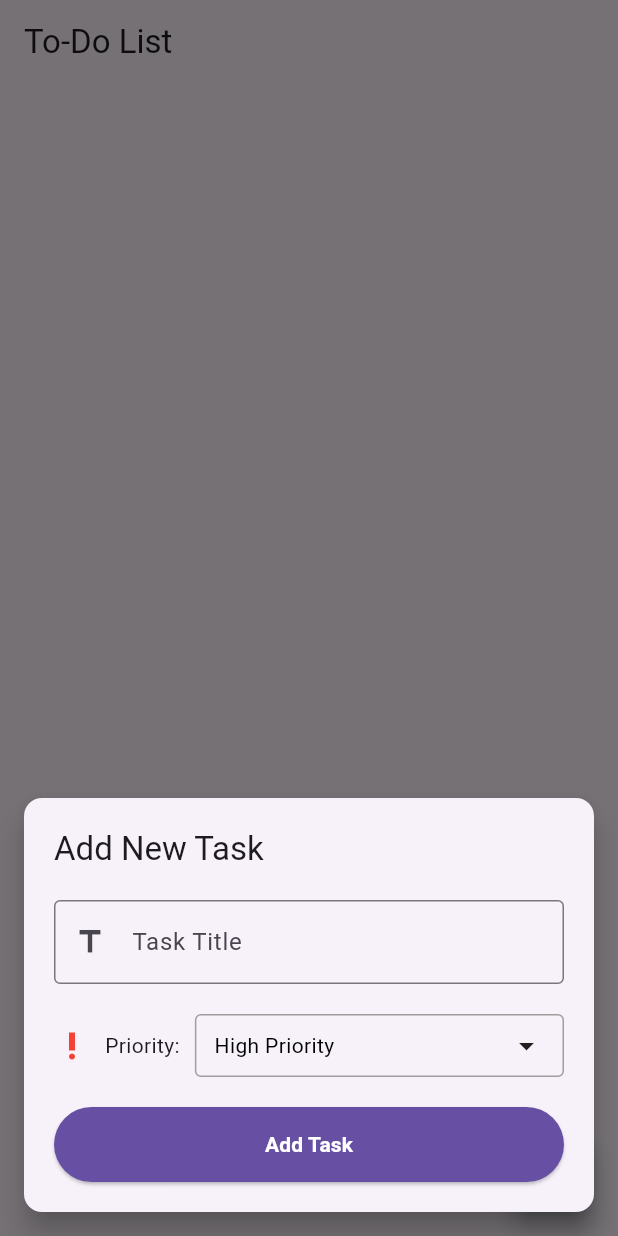
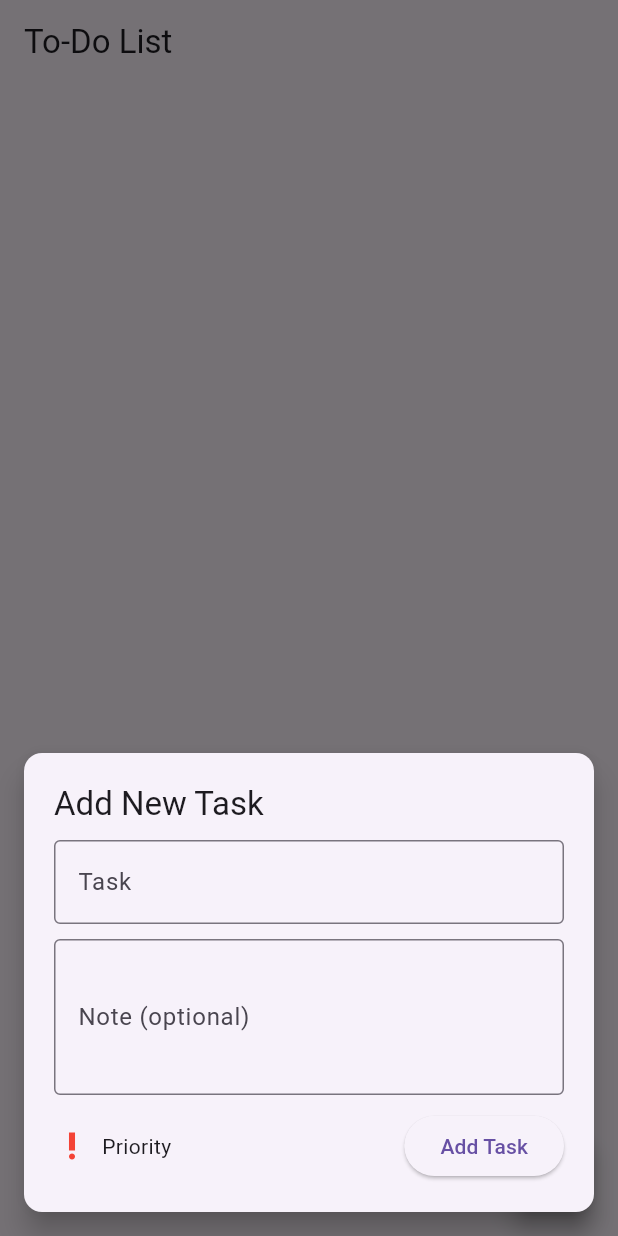
Before and after one commit to CodeRohanDev/To-Do-list-Flutter-App, a Flutter app: the screen it shows after launch, after a tap on the "add" icon, on a phone screen of 412 x 824 dp. Run offline on Flutter 3.47's test engine with Material 3 defaults, Android fonts, the phone set to English and light mode, and no system bars; our stand-ins replace shared_preferences.

Commit message:
note on the task is now added

```diff
--- a/lib/models/task.dart
+++ b/lib/models/task.dart
@@ -1,14 +1,14 @@
-import 'dart:convert';
-
 class Task {
   final String title;
   final int priority;
   bool isCompleted;
+  String note;
 
   Task({
     required this.title,
     required this.priority,
     this.isCompleted = false,
+    this.note = '',
   });
 
   factory Task.fromJson(Map<String, dynamic> json) {
@@ -16,6 +16,7 @@ class Task {
       title: json['title'],
       priority: json['priority'],
       isCompleted: json['isCompleted'],
+      note: json['note'] ?? '',
     );
   }
 
@@ -24,6 +25,7 @@ class Task {
       'title': title,
       'priority': priority,
       'isCompleted': isCompleted,
+      'note': note,
     };
   }
 }
--- a/lib/providers/task_provider.dart
+++ b/lib/providers/task_provider.dart
@@ -2,7 +2,6 @@ import 'dart:convert'; // For JSON encoding and decoding
 import 'package:flutter/material.dart';
 import 'package:shared_preferences/shared_preferences.dart';
 import 'package:todo_list/models/task.dart';
-import 'dart:convert';
 
 class TaskProvider with ChangeNotifier {
   List<Task> _tasks = [];
@@ -30,8 +29,8 @@ class TaskProvider with ChangeNotifier {
     prefs.setString('tasks', tasksJson);
   }
 
-  void addTask(String title, int priority) {
-    _tasks.add(Task(title: title, priority: priority));
+  void addTask(String title, int priority, String note) {
+    _tasks.add(Task(title: title, priority: priority, note: note));
     _sortTasks();
     _saveTasks();
     notifyListeners();
@@ -39,6 +38,12 @@ class TaskProvider with ChangeNotifier {
 
   void toggleTaskCompletion(int index) {
     _tasks[index].isCompleted = !_tasks[index].isCompleted;
+    _saveTasks();
+    notifyListeners();
+  }
+
+  void updateTaskNote(int index, String note) {
+    _tasks[index].note = note;
     _saveTasks();
     notifyListeners();
   }
--- a/lib/screens/home_screen.dart
+++ b/lib/screens/home_screen.dart
@@ -13,6 +13,7 @@ class HomeScreen extends StatefulWidget {
 class _HomeScreenState extends State<HomeScreen>
     with SingleTickerProviderStateMixin {
   final TextEditingController _taskController = TextEditingController();
+  final TextEditingController _noteController = TextEditingController();
   final _formKey = GlobalKey<FormState>(); // Key for form validation
   int _selectedPriority = 1; // Default priority (High)
   late AnimationController _animationController;
@@ -30,6 +31,7 @@ class _HomeScreenState extends State<HomeScreen>
   void dispose() {
     _animationController.dispose();
     _taskController.dispose();
+    _noteController.dispose();
     super.dispose();
   }
 
@@ -75,121 +77,104 @@ class _HomeScreenState extends State<HomeScreen>
                           'Add New Task',
                           style: Theme.of(context).textTheme.titleLarge,
                         ),
-                        SizedBox(height: 20),
+                        SizedBox(height: 10.0),
                         TextFormField(
                           controller: _taskController,
                           decoration: InputDecoration(
+                            labelText: 'Task',
                             border: OutlineInputBorder(),
-                            labelText: 'Task Title',
-                            prefixIcon: Icon(Icons.title),
                           ),
                           validator: (value) {
                             if (value == null || value.isEmpty) {
-                              return 'Please enter a task title';
+                              return 'Please enter a task';
                             }
                             return null;
                           },
                         ),
-                        SizedBox(height: 20),
+                        SizedBox(height: 10.0),
+                        TextFormField(
+                          controller: _noteController,
+                          decoration: InputDecoration(
+                            labelText: 'Note (optional)',
+                            border: OutlineInputBorder(),
+                          ),
+                          maxLines: 3,
+                        ),
+                        SizedBox(height: 10.0),
                         Row(
+                          mainAxisAlignment: MainAxisAlignment.spaceBetween,
                           children: [
-                            Icon(Icons.priority_high, color: Colors.red),
-                            SizedBox(width: 10),
-                            Text('Priority:'),
-                            SizedBox(width: 10),
-                            Expanded(
-                              child: PopupMenuButton<int>(
-                                onSelected: (int value) {
+                            PopupMenuButton<int>(
+                              onSelected: (value) {
                                 setState(() {
                                   _selectedPriority = value;
                                 });
                               },
-                                itemBuilder: (BuildContext context) =>
-                                    <PopupMenuEntry<int>>[
-                                  PopupMenuItem<int>(
+                              itemBuilder: (context) => [
+                                PopupMenuItem(
                                   value: 1,
                                   child: Row(
                                     children: [
                                       Icon(Icons.priority_high,
                                           color: Colors.red),
-                                        SizedBox(width: 10),
-                                        Text('High Priority'),
+                                      SizedBox(width: 8.0),
+                                      Text('High'),
                                     ],
                                   ),
                                 ),
-                                  PopupMenuItem<int>(
+                                PopupMenuItem(
                                   value: 2,
                                   child: Row(
                                     children: [
                                       Icon(Icons.priority_high,
                                           color: Colors.orange),
-                                        SizedBox(width: 10),
-                                        Text('Medium Priority'),
+                                      SizedBox(width: 8.0),
+                                      Text('Medium'),
                                     ],
                                   ),
                                 ),
-                                  PopupMenuItem<int>(
+                                PopupMenuItem(
                                   value: 3,
                                   child: Row(
                                     children: [
                                       Icon(Icons.priority_high,
                                           color: Colors.green),
-                                        SizedBox(width: 10),
-                                        Text('Low Priority'),
+                                      SizedBox(width: 8.0),
+                                      Text('Low'),
                                     ],
                                   ),
                                 ),
                               ],
-                                child: Container(
-                                  padding: EdgeInsets.symmetric(
-                                      vertical: 8.0, horizontal: 12.0),
-                                  decoration: BoxDecoration(
-                                    border: Border.all(color: Colors.grey),
-                                    borderRadius: BorderRadius.circular(4.0),
+                              child: Row(
+                                children: [
+                                  Icon(
+                                    Icons.priority_high,
+                                    color: _getPriorityColor(_selectedPriority),
                                   ),
-                                  child: Row(
-                                    mainAxisAlignment:
-                                        MainAxisAlignment.spaceBetween,
-                                    children: [
-                                      Text(
-                                        _getPriorityText(_selectedPriority),
-                                        style: TextStyle(color: Colors.black),
-                                      ),
-                                      Icon(Icons.arrow_drop_down),
+                                  SizedBox(width: 8.0),
+                                  Text('Priority'),
                                 ],
                               ),
                             ),
-                              ),
+                            ElevatedButton(
+                              onPressed: () {
+                                if (_formKey.currentState!.validate()) {
+                                  final taskProvider =
+                                      Provider.of<TaskProvider>(context,
+                                          listen: false);
+                                  taskProvider.addTask(
+                                    _taskController.text,
+                                    _selectedPriority,
+                                    _noteController.text,
+                                  );
+                                  _taskController.clear();
+                                  _noteController.clear();
+                                  Navigator.pop(context);
+                                }
+                              },
+                              child: Text('Add Task'),
                             ),
                           ],
-                        ),
-                        SizedBox(height: 20),
-                        SizedBox(
-                          width: double.infinity,
-                          child: ElevatedButton(
-                            onPressed: () {
-                              if (_formKey.currentState!.validate()) {
-                                Provider.of<TaskProvider>(context,
-                                        listen: false)
-                                    .addTask(_taskController.text,
-                                        _selectedPriority);
-                                _taskController.clear();
-                                Navigator.of(context).pop();
-                              }
-                            },
-                            style: ElevatedButton.styleFrom(
-                              backgroundColor: Theme.of(context).primaryColor,
-                              padding: EdgeInsets.symmetric(vertical: 15.0),
-                            ),
-                            child: Text(
-                              'Add Task',
-                              style: TextStyle(
-                                color:
-                                    Colors.white, // Ensure text color is white
-                                fontWeight: FontWeight.bold, // Make text bold
-                              ),
-                            ),
-                          ),
                         ),
                       ],
                     ),
@@ -200,21 +185,19 @@ class _HomeScreenState extends State<HomeScreen>
           },
         );
       },
-    ).then((_) {
-      _animationController.reverse();
-    });
+    );
   }
 
-  String _getPriorityText(int priority) {
+  Color _getPriorityColor(int priority) {
     switch (priority) {
       case 1:
-        return 'High Priority';
+        return Colors.red;
       case 2:
-        return 'Medium Priority';
+        return Colors.orange;
       case 3:
-        return 'Low Priority';
+        return Colors.green;
       default:
-        return '';
+        return Colors.black;
     }
   }
 }
```
Also changed, not shown: lib/widgets/task_list.dart (+41 -1 lines). Lines whose indentation alone changed are shown as unchanged.
